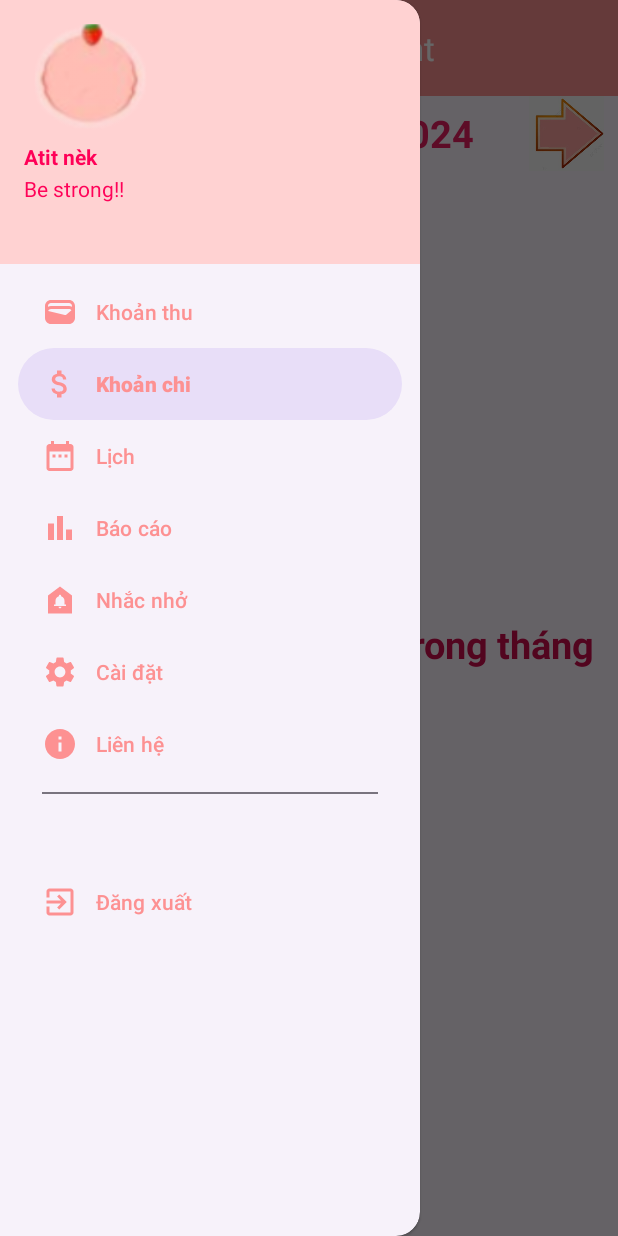
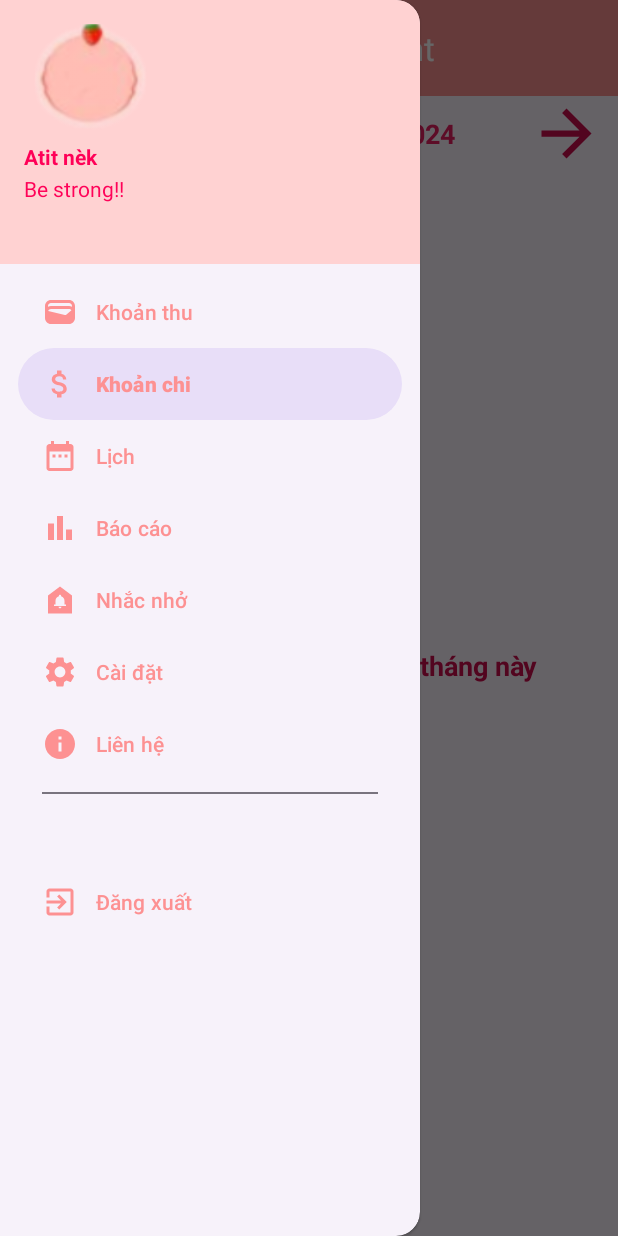
Before and after one commit to atiets/ExpensiveManagement, an Android app: the fragment ChartFragment placed in its activity, with the side drawer open, on a phone screen of 412 x 824 dp. Run offline under Robolectric (Android 15) with nearby library versions, the phone set to English and light mode, and no system bars; our stand-ins replace Firebase (no records; nobody signed in at launch, a user with empty details on screens opened directly); libraries missing offline, so code that uses them is left out: com.github.mikephil.charting; plain views replace PieChart; 3 statements that could not run were skipped.

Commit message:
edit xml

```diff
--- /dev/null
+++ b/app/src/main/res/drawable/baseline_arrow_back_24.xml
@@ -0,0 +1,5 @@
+<vector android:autoMirrored="true" android:height="24dp"
+    android:tint="#CF0C4F" android:viewportHeight="24"
+    android:viewportWidth="24" android:width="24dp" xmlns:android="http://schemas.android.com/apk/res/android">
+    <path android:fillColor="@android:color/white" android:pathData="M20,11H7.83l5.59,-5.59L12,4l-8,8 8,8 1.41,-1.41L7.83,13H20v-2z"/>
+</vector>
--- /dev/null
+++ b/app/src/main/res/drawable/baseline_arrow_forward_24.xml
@@ -0,0 +1,5 @@
+<vector android:autoMirrored="true" android:height="24dp"
+    android:tint="#CF0C4F" android:viewportHeight="24"
+    android:viewportWidth="24" android:width="24dp" xmlns:android="http://schemas.android.com/apk/res/android">
+    <path android:fillColor="@android:color/white" android:pathData="M12,4l-1.41,1.41L16.17,11H4v2h12.17l-5.58,5.59L12,20l8,-8z"/>
+</vector>
--- a/app/src/main/res/layout/activity_account.xml
+++ b/app/src/main/res/layout/activity_account.xml
@@ -57,12 +57,12 @@
         android:layout_width="0dp"
         android:layout_height="wrap_content"
         android:text="Cập nhật"
-        android:backgroundTint="@color/design_default_color_primary"
+        android:backgroundTint="#FD9192"
         android:textColor="@android:color/white"
         android:layout_marginTop="16dp"
         app:layout_constraintTop_toBottomOf="@id/nameEditText"
         app:layout_constraintStart_toStartOf="parent"
-        app:layout_constraintEnd_toEndOf="parent" />
+        app:layout_constraintEnd_toEndOf="parent"/>
 
     <!-- Nút thay đổi mật khẩu -->
     <Button
@@ -70,7 +70,7 @@
         android:layout_width="0dp"
         android:layout_height="wrap_content"
         android:text="Thay đổi mật khẩu"
-        android:backgroundTint="@color/design_default_color_primary"
+        android:backgroundTint="#FD9192"
         android:textColor="@android:color/white"
         app:layout_constraintTop_toBottomOf="@id/updateButton"
         app:layout_constraintStart_toStartOf="parent"
--- a/app/src/main/res/layout/activity_passcode.xml
+++ b/app/src/main/res/layout/activity_passcode.xml
@@ -50,6 +50,7 @@
         app:layout_constraintEnd_toEndOf="parent"
         app:layout_constraintStart_toStartOf="parent"
         app:layout_constraintTop_toBottomOf="@id/etConfirmNewPin"
-        android:layout_marginTop="20dp"/>
+        android:layout_marginTop="20dp"
+        android:backgroundTint="#FD9192"/>
 
 </androidx.constraintlayout.widget.ConstraintLayout>
--- a/app/src/main/res/layout/activity_pin_authentication.xml
+++ b/app/src/main/res/layout/activity_pin_authentication.xml
@@ -50,6 +50,7 @@
             android:id="@+id/pinSubmitButton"
             android:layout_width="match_parent"
             android:layout_height="wrap_content"
-            android:text="𝑪𝒐𝒏𝒇𝒊𝒓𝒎" />
+            android:text="𝑪𝒐𝒏𝒇𝒊𝒓𝒎"
+            android:backgroundTint="#FD9192"/>
     </LinearLayout>
 </androidx.constraintlayout.widget.ConstraintLayout>
--- a/app/src/main/res/layout/dialog_change_password.xml
+++ b/app/src/main/res/layout/dialog_change_password.xml
@@ -37,7 +37,8 @@
             android:layout_width="match_parent"
             android:layout_height="wrap_content"
             android:text="Đổi mật khẩu"
-            android:layout_marginTop="16dp" />
+            android:layout_marginTop="16dp"
+            android:backgroundTint="#FD9192"/>
     </LinearLayout>
 
 
--- a/app/src/main/res/layout/fragment_chart.xml
+++ b/app/src/main/res/layout/fragment_chart.xml
@@ -23,7 +23,7 @@
                 android:layout_width="0dp"
                 android:layout_height="match_parent"
                 android:layout_weight="1"
-                android:src="@drawable/vct_left" />
+                android:src="@drawable/baseline_arrow_back_24" />
 
             <LinearLayout
                 android:layout_width="0dp"
@@ -38,7 +38,7 @@
                     android:layout_height="wrap_content"
                     android:layout_gravity="center"
                     android:gravity="center"
-                    android:textSize="25sp"
+                    android:textSize="18sp"
                     android:textStyle="bold"
                     android:textColor="#E91E63"
                     android:layout_weight="1"/>
@@ -49,7 +49,7 @@
                     android:layout_height="wrap_content"
                     android:layout_gravity="center"
                     android:gravity="center"
-                    android:textSize="25sp"
+                    android:textSize="18sp"
                     android:textStyle="bold"
                     android:textColor="#E91E63"
                     android:layout_weight="1"/>
@@ -60,7 +60,7 @@
                 android:layout_width="0dp"
                 android:layout_height="match_parent"
                 android:layout_weight="1"
-                android:src="@drawable/vct_right" />
+                android:src="@drawable/baseline_arrow_forward_24" />
 
         </LinearLayout>
 
@@ -81,7 +81,7 @@
         android:layout_centerInParent="true"
         android:text="Không có chi tiêu nào trong tháng này"
         android:textColor="#CF0C4F"
-        android:textSize="25sp"
+        android:textSize="18sp"
         android:gravity="center"
         android:textStyle="bold"
         android:visibility="gone"/>
--- a/app/src/main/res/values-night/themes.xml
+++ b/app/src/main/res/values-night/themes.xml
@@ -1,6 +1,6 @@
 <resources xmlns:tools="http://schemas.android.com/tools">
     <!-- Base application theme. -->
-    <style name="Base.Theme.ExpensiveManagement" parent="Theme.Material3.DayNight.NoActionBar">
+    <style name="Base.Theme.ExpensiveManagement" parent="Theme.Material3.DynamicColors.Light.NoActionBar">
         <!-- Customize your dark theme here. -->
         <!-- <item name="colorPrimary">@color/my_dark_primary</item> -->
     </style>
```
Also changed, not shown: app/src/main/java/com/example/expensivemanagement/fragment/ChartFragment.kt (+21 -1 lines).
